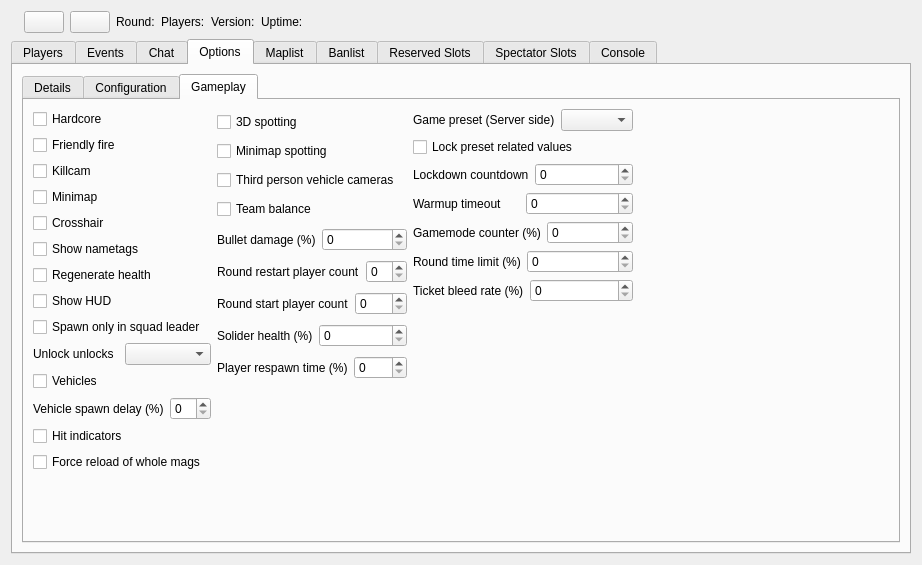
Old version of the form Client/bf4/BF4Widget.ui in the repository OpenRcon/OpenRcon.
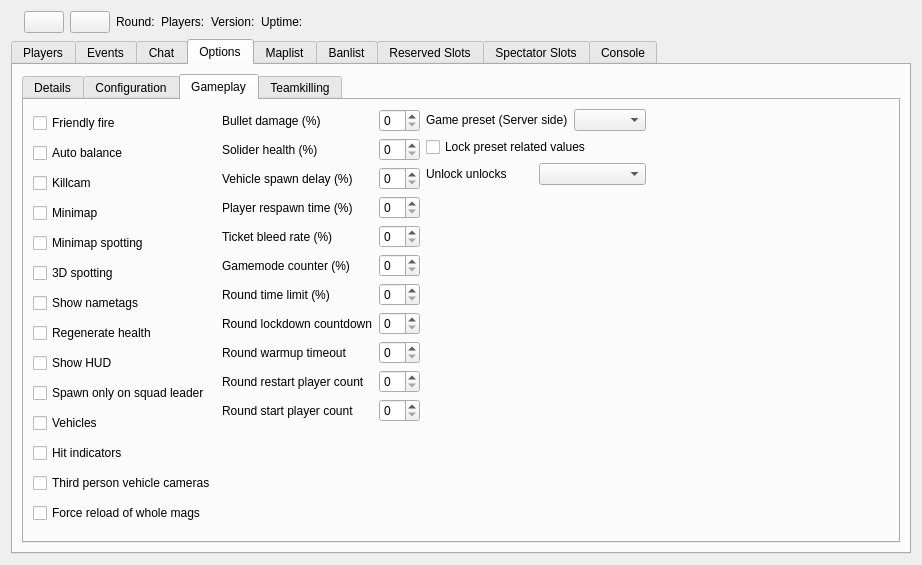
New version of the form. The open tabs and pages were chosen to show the change. Icons and pictures are not drawn.

```diff
--- a/Client/bf4/BF4Widget.ui
+++ b/Client/bf4/BF4Widget.ui
@@ -521,24 +521,24 @@
            <string>Gameplay</string>
           </attribute>
           <layout class="QGridLayout" name="gridLayout_17">
-           <item row="0" column="0" rowspan="3">
+           <item row="0" column="0" rowspan="4">
             <layout class="QVBoxLayout" name="verticalLayout_2">
              <item>
-              <widget class="QCheckBox" name="checkBox">
-               <property name="text">
-                <string>Hardcore</string>
-               </property>
-              </widget>
-             </item>
-             <item>
-              <widget class="QCheckBox" name="checkBox_so_go_friendlyFire">
+              <widget class="QCheckBox" name="checkBox_so_gp_friendlyFire">
                <property name="text">
                 <string>Friendly fire</string>
                </property>
               </widget>
              </item>
              <item>
-              <widget class="QCheckBox" name="checkBox_so_go_killCam">
+              <widget class="QCheckBox" name="checkBox_so_gp_autoBalance">
+               <property name="text">
+                <string>Auto balance</string>
+               </property>
+              </widget>
+             </item>
+             <item>
+              <widget class="QCheckBox" name="checkBox_so_gp_killCam">
                <property name="text">
                 <string>Killcam</string>
                </property>
@@ -554,12 +554,19 @@
              <item>
               <widget class="QCheckBox" name="checkBox_2">
                <property name="text">
-                <string>Crosshair</string>
+                <string>Minimap spotting</string>
                </property>
               </widget>
              </item>
              <item>
-              <widget class="QCheckBox" name="checkBox_3">
+              <widget class="QCheckBox" name="checkBox_so_gp_3dSpotting">
+               <property name="text">
+                <string>3D spotting</string>
+               </property>
+              </widget>
+             </item>
+             <item>
+              <widget class="QCheckBox" name="checkBox_so_gp_nameTag">
                <property name="text">
                 <string>Show nametags</string>
                </property>
@@ -582,259 +589,176 @@
              <item>
               <widget class="QCheckBox" name="checkBox_6">
                <property name="text">
-                <string>Spawn only in squad leader</string>
+                <string>Spawn only on squad leader</string>
                </property>
               </widget>
              </item>
              <item>
-              <layout class="QHBoxLayout" name="horizontalLayout_10">
-               <item>
-                <widget class="QLabel" name="label">
-                 <property name="text">
-                  <string>Unlock unlocks</string>
-                 </property>
-                </widget>
-               </item>
-               <item>
-                <widget class="QComboBox" name="comboBox"/>
-               </item>
-              </layout>
-             </item>
-             <item>
-              <widget class="QCheckBox" name="checkBox_7">
+              <widget class="QCheckBox" name="checkBox_so_gp_vehicleSpawnAllowed">
                <property name="text">
                 <string>Vehicles</string>
                </property>
               </widget>
              </item>
              <item>
-              <layout class="QHBoxLayout" name="horizontalLayout_11">
-               <item>
-                <widget class="QLabel" name="label_2">
-                 <property name="text">
-                  <string>Vehicle spawn delay (%)</string>
-                 </property>
-                </widget>
-               </item>
-               <item>
-                <widget class="QSpinBox" name="spinBox"/>
-               </item>
-              </layout>
-             </item>
-             <item>
-              <widget class="QCheckBox" name="checkBox_8">
+              <widget class="QCheckBox" name="checkBox_so_gp_hitIndicatorsEnabled">
                <property name="text">
                 <string>Hit indicators</string>
                </property>
               </widget>
              </item>
              <item>
-              <widget class="QCheckBox" name="checkBox_9">
-               <property name="text">
-                <string>Force reload of whole mags</string>
-               </property>
-              </widget>
-             </item>
-            </layout>
-           </item>
-           <item row="0" column="1" rowspan="2">
-            <layout class="QVBoxLayout" name="verticalLayout_4">
-             <item>
-              <widget class="QCheckBox" name="checkBox_so_go_3dSpotting">
-               <property name="text">
-                <string>3D spotting</string>
-               </property>
-              </widget>
-             </item>
-             <item>
-              <widget class="QCheckBox" name="checkBox_so_go_miniMapSpotting">
-               <property name="text">
-                <string>Minimap spotting</string>
-               </property>
-              </widget>
-             </item>
-             <item>
-              <widget class="QCheckBox" name="checkBox_so_go_thirdPersonVehicleCameras">
+              <widget class="QCheckBox" name="checkBox_so_gp_thirdPersonVehicleCameras">
                <property name="text">
                 <string>Third person vehicle cameras</string>
                </property>
               </widget>
              </item>
              <item>
-              <widget class="QCheckBox" name="checkBox_10">
+              <widget class="QCheckBox" name="checkBox_so_gp_forceReloadWholeMags">
                <property name="text">
-                <string>Team balance</string>
+                <string>Force reload of whole mags</string>
                </property>
               </widget>
              </item>
-             <item>
-              <layout class="QHBoxLayout" name="horizontalLayout_12">
-               <item>
-                <widget class="QLabel" name="label_3">
-                 <property name="text">
-                  <string>Bullet damage (%)</string>
-                 </property>
-                </widget>
-               </item>
-               <item>
-                <widget class="QSpinBox" name="spinBox_2"/>
-               </item>
-              </layout>
+            </layout>
+           </item>
+           <item row="0" column="1" rowspan="3">
+            <layout class="QFormLayout" name="formLayout_11">
+             <item row="0" column="0">
+              <widget class="QLabel" name="label_so_gp_bulletDamage">
+               <property name="text">
+                <string>Bullet damage (%)</string>
+               </property>
+              </widget>
              </item>
-             <item>
-              <layout class="QHBoxLayout" name="horizontalLayout_13">
-               <item>
-                <widget class="QLabel" name="label_4">
-                 <property name="text">
-                  <string>Round restart player count</string>
-                 </property>
-                </widget>
-               </item>
-               <item>
-                <widget class="QSpinBox" name="spinBox_5"/>
-               </item>
-              </layout>
+             <item row="1" column="0">
+              <widget class="QLabel" name="label_so_gp_soldierHealth">
+               <property name="text">
+                <string>Solider health (%)</string>
+               </property>
+              </widget>
              </item>
-             <item>
-              <layout class="QHBoxLayout" name="horizontalLayout_14">
-               <item>
-                <widget class="QLabel" name="label_5">
-                 <property name="text">
-                  <string>Round start player count</string>
-                 </property>
-                </widget>
-               </item>
-               <item>
-                <widget class="QSpinBox" name="spinBox_4"/>
-               </item>
-              </layout>
+             <item row="2" column="0">
+              <widget class="QLabel" name="label_so_gp_vehicleSpawnDelay">
+               <property name="text">
+                <string>Vehicle spawn delay (%)</string>
+               </property>
+              </widget>
              </item>
-             <item>
-              <layout class="QHBoxLayout" name="horizontalLayout_15">
-               <item>
-                <widget class="QLabel" name="label_6">
-                 <property name="text">
-                  <string>Solider health (%)</string>
-                 </property>
-                </widget>
-               </item>
-               <item>
-                <widget class="QSpinBox" name="spinBox_3"/>
-               </item>
-              </layout>
+             <item row="3" column="0">
+              <widget class="QLabel" name="label_so_gp_playerRespawnTime">
+               <property name="text">
+                <string>Player respawn time (%)</string>
+               </property>
+              </widget>
              </item>
-             <item>
-              <layout class="QHBoxLayout" name="horizontalLayout_16">
-               <item>
-                <widget class="QLabel" name="label_7">
-                 <property name="text">
-                  <string>Player respawn time (%)</string>
-                 </property>
-                </widget>
-               </item>
-               <item>
-                <widget class="QSpinBox" name="spinBox_6"/>
-               </item>
-              </layout>
+             <item row="4" column="0">
+              <widget class="QLabel" name="label_so_gp_ticketBleedRate">
+               <property name="text">
+                <string>Ticket bleed rate (%)</string>
+               </property>
+              </widget>
+             </item>
+             <item row="5" column="0">
+              <widget class="QLabel" name="label_so_gp_gameModeCounter">
+               <property name="text">
+                <string>Gamemode counter (%)</string>
+               </property>
+              </widget>
+             </item>
+             <item row="6" column="0">
+              <widget class="QLabel" name="label_so_gp_roundTimeLimit">
+               <property name="text">
+                <string>Round time limit (%)</string>
+               </property>
+              </widget>
+             </item>
+             <item row="7" column="0">
+              <widget class="QLabel" name="label_so_gp_roundLockdownCountdown">
+               <property name="text">
+                <string>Round lockdown countdown</string>
+               </property>
+              </widget>
+             </item>
+             <item row="8" column="0">
+              <widget class="QLabel" name="label_so_gp_roundWarmupTimeout">
+               <property name="text">
+                <string>Round warmup timeout</string>
+               </property>
+              </widget>
+             </item>
+             <item row="9" column="0">
+              <widget class="QLabel" name="label_so_gp_roundRestartPlayerCount">
+               <property name="text">
+                <string>Round restart player count</string>
+               </property>
+              </widget>
+             </item>
+             <item row="10" column="0">
+              <widget class="QLabel" name="label_so_gp_roundStartPlayerCount">
+               <property name="text">
+                <string>Round start player count</string>
+               </property>
+              </widget>
+             </item>
+             <item row="0" column="1">
+              <widget class="QSpinBox" name="spinBox_so_gp_bulletDamage"/>
+             </item>
+             <item row="1" column="1">
+              <widget class="QSpinBox" name="spinBox_so_gp_soldierHealth"/>
+             </item>
+             <item row="2" column="1">
+              <widget class="QSpinBox" name="spinBox_so_gp_vehicleSpawnDelay"/>
+             </item>
+             <item row="3" column="1">
+              <widget class="QSpinBox" name="spinBox_so_gp_playerRespawnTime"/>
+             </item>
+             <item row="4" column="1">
+              <widget class="QSpinBox" name="spinBox_so_gp_ticketBleedRate"/>
+             </item>
+             <item row="5" column="1">
+              <widget class="QSpinBox" name="spinBox_so_gp_gameModeCounter"/>
+             </item>
+             <item row="6" column="1">
+              <widget class="QSpinBox" name="spinBox_so_gp_roundTimeLimit"/>
+             </item>
+             <item row="7" column="1">
+              <widget class="QSpinBox" name="spinBox_so_gp_roundLockdownCountdown"/>
+             </item>
+             <item row="8" column="1">
+              <widget class="QSpinBox" name="spinBox_so_gp_roundWarmupTimeout"/>
+             </item>
+             <item row="9" column="1">
+              <widget class="QSpinBox" name="spinBox_so_gp_roundRestartPlayerCount"/>
+             </item>
+             <item row="10" column="1">
+              <widget class="QSpinBox" name="spinBox_so_gp_roundStartPlayerCount"/>
              </item>
             </layout>
            </item>
            <item row="0" column="2">
-            <layout class="QVBoxLayout" name="verticalLayout_6">
-             <item>
-              <layout class="QHBoxLayout" name="horizontalLayout_22">
-               <item>
-                <widget class="QLabel" name="label_13">
-                 <property name="text">
-                  <string>Game preset (Server side)</string>
-                 </property>
-                </widget>
-               </item>
-               <item>
-                <widget class="QComboBox" name="comboBox_2"/>
-               </item>
-              </layout>
+            <layout class="QFormLayout" name="formLayout_10">
+             <item row="0" column="0">
+              <widget class="QLabel" name="label_so_gp_preset">
+               <property name="text">
+                <string>Game preset (Server side)</string>
+               </property>
+              </widget>
              </item>
-             <item>
-              <widget class="QCheckBox" name="checkBox_11">
+             <item row="0" column="1">
+              <widget class="QComboBox" name="comboBox_so_gp_preset"/>
+             </item>
+             <item row="1" column="0" colspan="2">
+              <widget class="QCheckBox" name="checkBox_so_gp_presetLockPresetSetting">
                <property name="text">
                 <string>Lock preset related values</string>
                </property>
               </widget>
              </item>
-             <item>
-              <layout class="QHBoxLayout" name="horizontalLayout_17">
-               <item>
-                <widget class="QLabel" name="label_8">
-                 <property name="text">
-                  <string>Lockdown countdown</string>
-                 </property>
-                </widget>
-               </item>
-               <item>
-                <widget class="QSpinBox" name="spinBox_7"/>
-               </item>
-              </layout>
-             </item>
-             <item>
-              <layout class="QHBoxLayout" name="horizontalLayout_18">
-               <item>
-                <widget class="QLabel" name="label_9">
-                 <property name="text">
-                  <string>Warmup timeout</string>
-                 </property>
-                </widget>
-               </item>
-               <item>
-                <widget class="QSpinBox" name="spinBox_8"/>
-               </item>
-              </layout>
-             </item>
-             <item>
-              <layout class="QHBoxLayout" name="horizontalLayout_19">
-               <item>
-                <widget class="QLabel" name="label_10">
-                 <property name="text">
-                  <string>Gamemode counter (%)</string>
-                 </property>
-                </widget>
-               </item>
-               <item>
-                <widget class="QSpinBox" name="spinBox_9"/>
-               </item>
-              </layout>
-             </item>
-             <item>
-              <layout class="QHBoxLayout" name="horizontalLayout_20">
-               <item>
-                <widget class="QLabel" name="label_11">
-                 <property name="text">
-                  <string>Round time limit (%)</string>
-                 </property>
-                </widget>
-               </item>
-               <item>
-                <widget class="QSpinBox" name="spinBox_10"/>
-               </item>
-              </layout>
-             </item>
-             <item>
-              <layout class="QHBoxLayout" name="horizontalLayout_21">
-               <item>
-                <widget class="QLabel" name="label_12">
-                 <property name="text">
-                  <string>Ticket bleed rate (%)</string>
-                 </property>
-                </widget>
-               </item>
-               <item>
-                <widget class="QSpinBox" name="spinBox_11"/>
-               </item>
-              </layout>
-             </item>
             </layout>
            </item>
-           <item row="0" column="3" rowspan="3">
+           <item row="0" column="3">
             <spacer name="horizontalSpacer_9">
              <property name="orientation">
               <enum>Qt::Horizontal</enum>
@@ -842,12 +766,26 @@
              <property name="sizeHint" stdset="0">
               <size>
                <width>289</width>
-               <height>325</height>
+               <height>20</height>
               </size>
              </property>
             </spacer>
            </item>
            <item row="1" column="2">
+            <layout class="QHBoxLayout" name="horizontalLayout_10">
+             <item>
+              <widget class="QLabel" name="label_so_gp_unlockMode">
+               <property name="text">
+                <string>Unlock unlocks</string>
+               </property>
+              </widget>
+             </item>
+             <item>
+              <widget class="QComboBox" name="comboBox_so_gp_unlockMode"/>
+             </item>
+            </layout>
+           </item>
+           <item row="2" column="2">
             <spacer name="verticalSpacer_11">
              <property name="orientation">
               <enum>Qt::Vertical</enum>
@@ -855,12 +793,12 @@
              <property name="sizeHint" stdset="0">
               <size>
                <width>20</width>
-               <height>67</height>
+               <height>200</height>
               </size>
              </property>
             </spacer>
            </item>
-           <item row="2" column="1">
+           <item row="3" column="1">
             <spacer name="verticalSpacer_10">
              <property name="orientation">
               <enum>Qt::Vertical</enum>
@@ -868,12 +806,12 @@
              <property name="sizeHint" stdset="0">
               <size>
                <width>20</width>
-               <height>67</height>
+               <height>113</height>
               </size>
              </property>
             </spacer>
            </item>
-           <item row="3" column="0">
+           <item row="4" column="0">
             <spacer name="verticalSpacer_9">
              <property name="orientation">
               <enum>Qt::Vertical</enum>
@@ -881,13 +819,98 @@
              <property name="sizeHint" stdset="0">
               <size>
                <width>20</width>
-               <height>67</height>
+               <height>11</height>
               </size>
              </property>
             </spacer>
            </item>
           </layout>
          </widget>
+         <widget class="QWidget" name="tab_so_tk">
+          <attribute name="title">
+           <string>Teamkilling</string>
+          </attribute>
+          <widget class="QWidget" name="formLayoutWidget">
+           <property name="geometry">
+            <rect>
+             <x>10</x>
+             <y>10</y>
+             <width>191</width>
+             <height>81</height>
+            </rect>
+           </property>
+           <layout class="QFormLayout" name="formLayout_8">
+            <property name="fieldGrowthPolicy">
+             <enum>QFormLayout::AllNonFixedFieldsGrow</enum>
+            </property>
+            <item row="0" column="1">
+             <widget class="QSpinBox" name="spinBox_so_tk_teamKillCountForKick"/>
+            </item>
+            <item row="0" column="0">
+             <widget class="QCheckBox" name="checkBox_so_tk_teamKillCountForKick">
+              <property name="text">
+               <string>No teamkill counter limit</string>
+              </property>
+             </widget>
+            </item>
+            <item row="1" column="1">
+             <widget class="QSpinBox" name="spinBox_so_tk_teamKillKickForBan"/>
+            </item>
+            <item row="1" column="0">
+             <widget class="QCheckBox" name="checkBox_so_tk_teamKillKickForBan">
+              <property name="text">
+               <string>No teamkill ban limit</string>
+              </property>
+             </widget>
+            </item>
+            <item row="2" column="0">
+             <widget class="QCheckBox" name="checkBox_so_tk_teamKillValueForKick">
+              <property name="text">
+               <string>No teamkill value limit</string>
+              </property>
+             </widget>
+            </item>
+            <item row="2" column="1">
+             <widget class="QSpinBox" name="spinBox_so_tk_teamKillValueForKick"/>
+            </item>
+           </layout>
+          </widget>
+          <widget class="QWidget" name="formLayoutWidget_2">
+           <property name="geometry">
+            <rect>
+             <x>10</x>
+             <y>100</y>
+             <width>231</width>
+             <height>48</height>
+            </rect>
+           </property>
+           <layout class="QFormLayout" name="formLayout_9">
+            <property name="fieldGrowthPolicy">
+             <enum>QFormLayout::AllNonFixedFieldsGrow</enum>
+            </property>
+            <item row="0" column="0">
+             <widget class="QLabel" name="label_so_tk_teamKillValueIncrease">
+              <property name="text">
+               <string>Value per teamkill</string>
+              </property>
+             </widget>
+            </item>
+            <item row="1" column="0">
+             <widget class="QLabel" name="label_so_tk_teamKillValueDecreasePerSecond">
+              <property name="text">
+               <string>Teamkill value cooldown (per second)</string>
+              </property>
+             </widget>
+            </item>
+            <item row="1" column="1">
+             <widget class="QSpinBox" name="spinBox_so_tk_teamKillValueDecreasePerSecond"/>
+            </item>
+            <item row="0" column="1">
+             <widget class="QSpinBox" name="spinBox_so_tk_teamKillValueIncrease"/>
+            </item>
+           </layout>
+          </widget>
+         </widget>
         </widget>
        </item>
       </layout>
```
Left out of the diff: 128 changed lines with no effect on the pictures.
